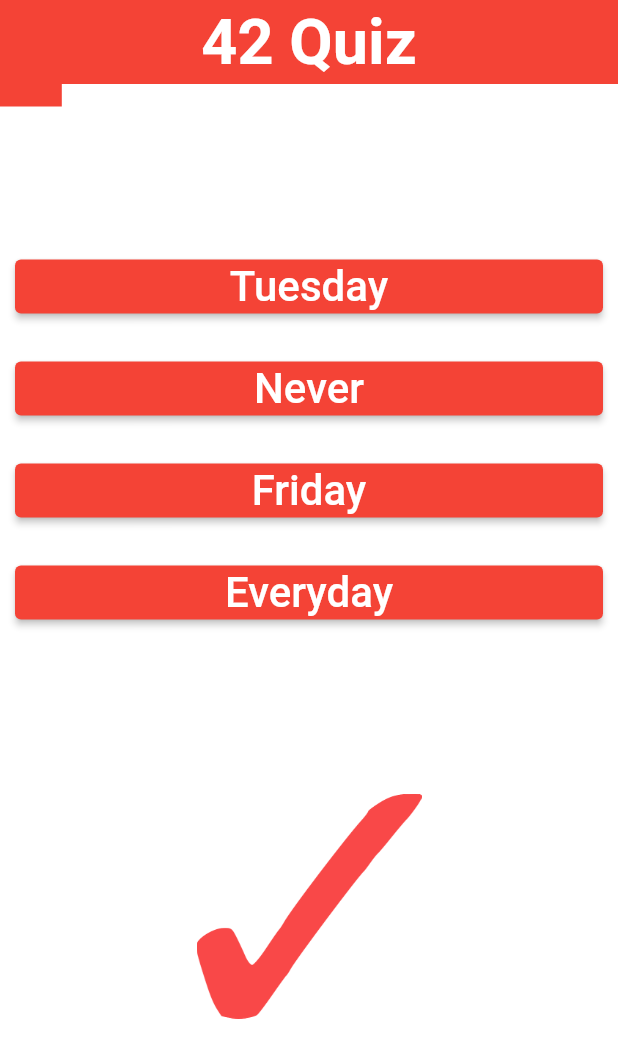
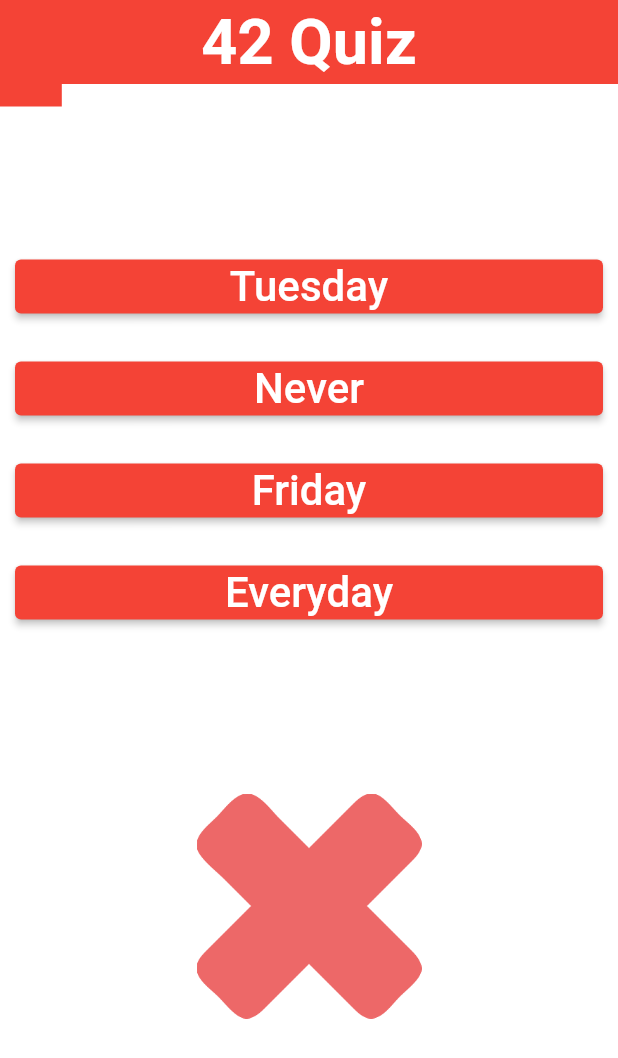
Before and after one commit to coderMeira/quizz_app, a Flutter app: the screen it shows after launch, after a tap on "strcheck", on a phone screen of 412 x 824 dp. Shown: the top 1058 px of the screen. Run offline on Flutter 3.47's test engine with Material 2 defaults, Android fonts, the phone set to English and light mode, and no system bars.

Commit message:
implementing conditional images. fixed out of scope columns with ListView

```diff
--- a/lib/main.dart
+++ b/lib/main.dart
@@ -5,6 +5,7 @@ import 'package:flutter_complete_guide/quiz.dart';
 
 import 'quiz.dart';
 import 'result.dart';
+import 'set_image.dart';
 
 class MyApp extends StatefulWidget {
   @override
@@ -94,7 +95,7 @@ class _MyAppState extends State<MyApp> {
       ],
     },
     {
-      "questionText": "In which standard lib is the function print() located?",
+      "questionText": "In which standard lib is the function printf() located?",
       "answers": [
         {"text": "stdlib.h", "score": 0},
         {"text": "stdio.h", "score": 1},
@@ -123,11 +124,14 @@ class _MyAppState extends State<MyApp> {
   ];
   var _questionIndex = 0;
   var _totalScore = 0;
+  bool _answerChosen = false;
+  int _isRightAnswer;
 
   void _resetQuiz() {
     setState(() {
       _questionIndex = 0;
       _totalScore = 0;
+      _answerChosen = false;
     });
   }
 
@@ -135,8 +139,9 @@ class _MyAppState extends State<MyApp> {
     _totalScore += score;
     setState(() {
       _questionIndex = _questionIndex + 1;
+      _isRightAnswer = score;
+      _answerChosen = true;
     });
-    print(_questionIndex);
   }
 
   @override
@@ -151,11 +156,7 @@ class _MyAppState extends State<MyApp> {
               centerTitle: true,
               backgroundColor: Colors.red,
             ),
-            body: Column(
-                crossAxisAlignment: CrossAxisAlignment.center,
-                mainAxisSize: MainAxisSize.max,
-                // mainAxisAlignment: MainAxisAlignment.spaceEvenly,
-                children: [
+            body: ListView(scrollDirection: Axis.vertical, children: [
               Container(
                   child: LinearProgressIndicator(
                 valueColor: AlwaysStoppedAnimation<Color>(Colors.red),
@@ -169,11 +170,7 @@ class _MyAppState extends State<MyApp> {
               SizedBox(
                 height: 100,
               ),
-                  Container(
-                    alignment: Alignment.bottomCenter,
-                    child: Image.asset("assets/red_check_mark.png",
-                        width: 150, height: 150, fit: BoxFit.fill),
-                  )
+              SetImage(_answerChosen, _isRightAnswer)
             ])));
   }
 }
--- /dev/null
+++ b/lib/set_image.dart
@@ -0,0 +1,26 @@
+import 'package:flutter/material.dart';
+
+class SetImage extends StatelessWidget {
+  final bool _answerChosen;
+  final int _isRightAnswer;
+
+  SetImage(this._answerChosen, this._isRightAnswer);
+  @override
+  Widget build(BuildContext context) {
+    return (_answerChosen == true
+        ? (_isRightAnswer == 1
+            ? Container(
+                alignment: Alignment.bottomCenter,
+                child: Image.asset("assets/red_check_mark.png",
+                    width: 150, height: 150, fit: BoxFit.fill),
+              )
+            : Container(
+                alignment: Alignment.bottomCenter,
+                child: Image.asset("assets/red_cross_mark.png",
+                    width: 150, height: 150, fit: BoxFit.fill),
+              ))
+        : SizedBox(
+            height: 100,
+          ));
+  }
+}
```
Also changed, not shown: 13 other files. Lines whose indentation alone changed are shown as unchanged.
